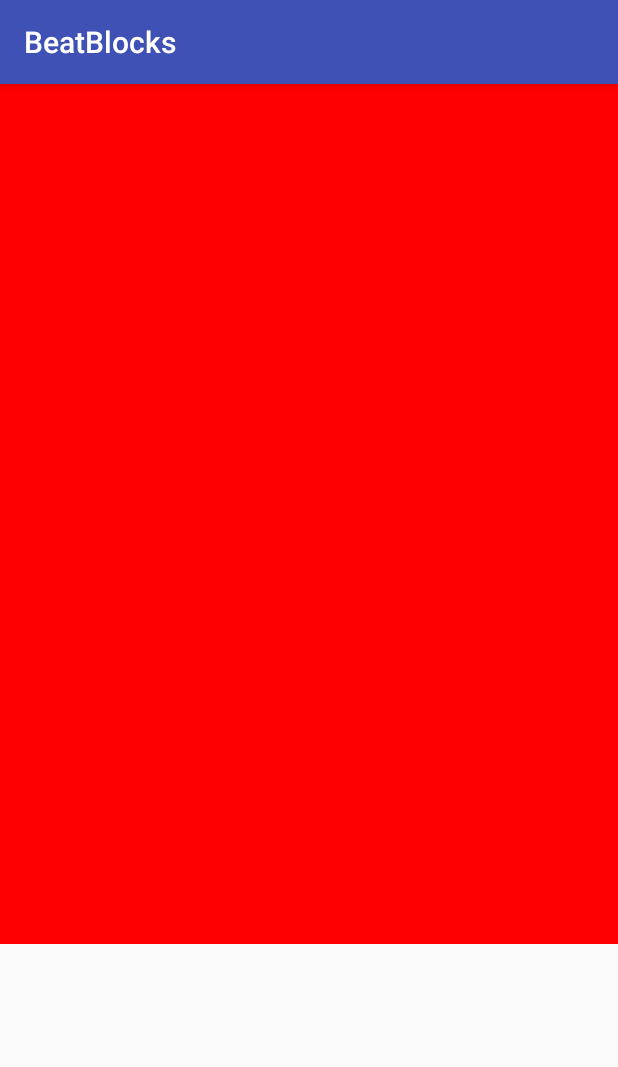
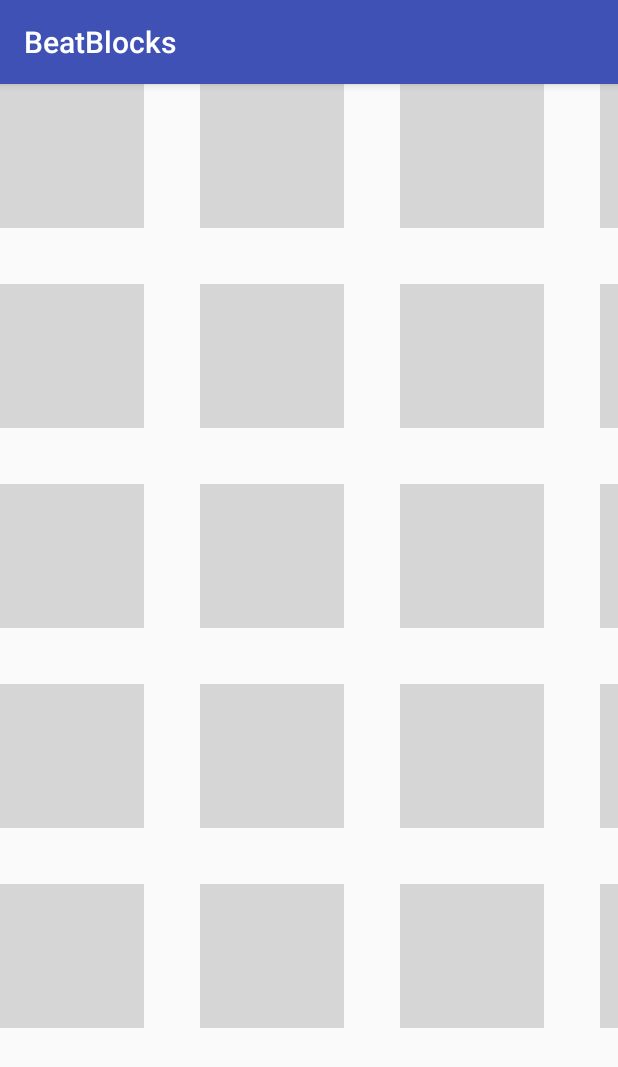
Before and after one commit to hunterdquant/BeatBlocks, an Android app: the screen it shows after launch (MainActivity), on a phone screen of 412 x 824 dp. Shown: the top 1067 px of the screen. Run offline under Robolectric (Android 15) with nearby library versions, the light colour scheme and no system bars; 1 statement that could not run was skipped.

Commit message:
The board draws to the screen, but I need to add interaction and figure out how to make it draw relative to screen size.

```diff
--- a/app/src/main/java/group/cs242/beatblocks/BeatBlockBoard.java
+++ b/app/src/main/java/group/cs242/beatblocks/BeatBlockBoard.java
@@ -12,8 +12,8 @@ import java.util.Random;
 public class BeatBlockBoard extends GameBoard {
 
     /* constructors */
-    public BeatBlockBoard() {
-        board = new byte[WIDTH][HEIGHT];
+    public BeatBlockBoard(int size) {
+        board = new byte[width = size][height = size];
         populate();
     }
 
@@ -203,4 +203,16 @@ public class BeatBlockBoard extends GameBoard {
         }
         return true;
     }
+
+    /**
+     *
+     * @return The size of the board.
+     */
+    public int getBoardSize() {
+        return width;
+    }
+
+    public int getValAtIndex(Index i) {
+        return board[i.getX()][i.getY()];
+    }
 }
--- a/app/src/main/java/group/cs242/beatblocks/BeatBlockBoardView.java
+++ b/app/src/main/java/group/cs242/beatblocks/BeatBlockBoardView.java
@@ -1,6 +1,8 @@
 package group.cs242.beatblocks;
 
 import android.content.Context;
+import android.graphics.Bitmap;
+import android.graphics.BitmapFactory;
 import android.graphics.Canvas;
 import android.graphics.Color;
 import android.graphics.Point;
@@ -15,17 +17,30 @@ import android.view.WindowManager;
 public class BeatBlockBoardView extends View {
 
     private BeatBlockBoard beatBlockBoard;
+    private Bitmap[] bitmaps = {
+                        getBitmap(R.mipmap.blackblock),
+                        getBitmap(R.mipmap.yellowblock),
+                        getBitmap(R.mipmap.greenblock),
+                        getBitmap(R.mipmap.blueblock),
+                        getBitmap(R.mipmap.redblock)};
     private int width, height;
+
 
     public BeatBlockBoardView(Context context, BeatBlockBoard bbb) {
         super(context);
         beatBlockBoard = bbb;
+
     }
 
     @Override
     protected void onDraw(Canvas canvas) {
         super.onDraw(canvas);
-        canvas.drawColor(Color.RED);
+        for (int i = 0; i < beatBlockBoard.getBoardSize(); i++) {
+            for (int j = 0; j < beatBlockBoard.getBoardSize(); j++) {
+                int bitMapVal = beatBlockBoard.getValAtIndex(new Index(i, j));
+                canvas.drawBitmap(bitmaps[bitMapVal], 200*i, 200*j, null);
+            }
+        }
     }
 
     public int getViewWidth() {
@@ -37,4 +52,8 @@ public class BeatBlockBoardView extends View {
 
         return height;
     }
+
+    private Bitmap getBitmap(int imgId) {
+        return BitmapFactory.decodeResource(getResources(), imgId);
+    }
 }
--- a/app/src/main/java/group/cs242/beatblocks/GameBoard.java
+++ b/app/src/main/java/group/cs242/beatblocks/GameBoard.java
@@ -10,9 +10,7 @@ import java.util.List;
 abstract class GameBoard {
 
     /* data members */
-    public static final int WIDTH = 5;
-    public static final int HEIGHT = 5;
-
+    public int width, height;
     protected byte [][] board;
 
     /* protected abstract methods */
--- a/app/src/main/java/group/cs242/beatblocks/MainActivity.java
+++ b/app/src/main/java/group/cs242/beatblocks/MainActivity.java
@@ -12,10 +12,8 @@ public class MainActivity extends AppCompatActivity {
     @Override
     protected void onCreate(Bundle savedInstanceState) {
         super.onCreate(savedInstanceState);
-        beatBlockBoard = new BeatBlockBoard();
+        beatBlockBoard = new BeatBlockBoard(5);
         beatBlockBoardView = new BeatBlockBoardView(this, beatBlockBoard);
-        beatBlockBoardView.setLayoutParams(
-                new ViewGroup.LayoutParams(1080, 860));
         setContentView(beatBlockBoardView);
         //setContentView(R.layout.activity_main);
     }
```
Also changed, not shown: app/src/main/res/mipmap-hdpi/blackblock.png (added), app/src/main/res/mipmap-mdpi/blackblock.png (added), app/src/main/res/mipmap-xhdpi/blackblock.png (added), app/src/main/res/mipmap-xxhdpi/blackblock.png (added), app/src/main/res/mipmap-xxxhdpi/blackblock.png (added), 2 other files.
